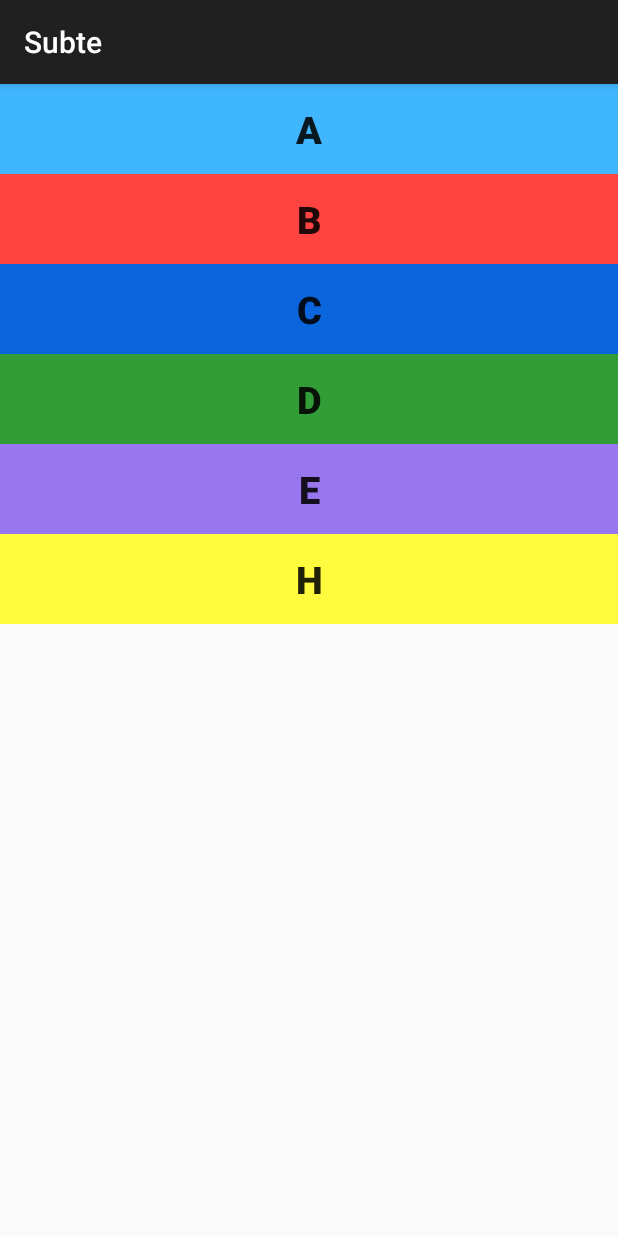
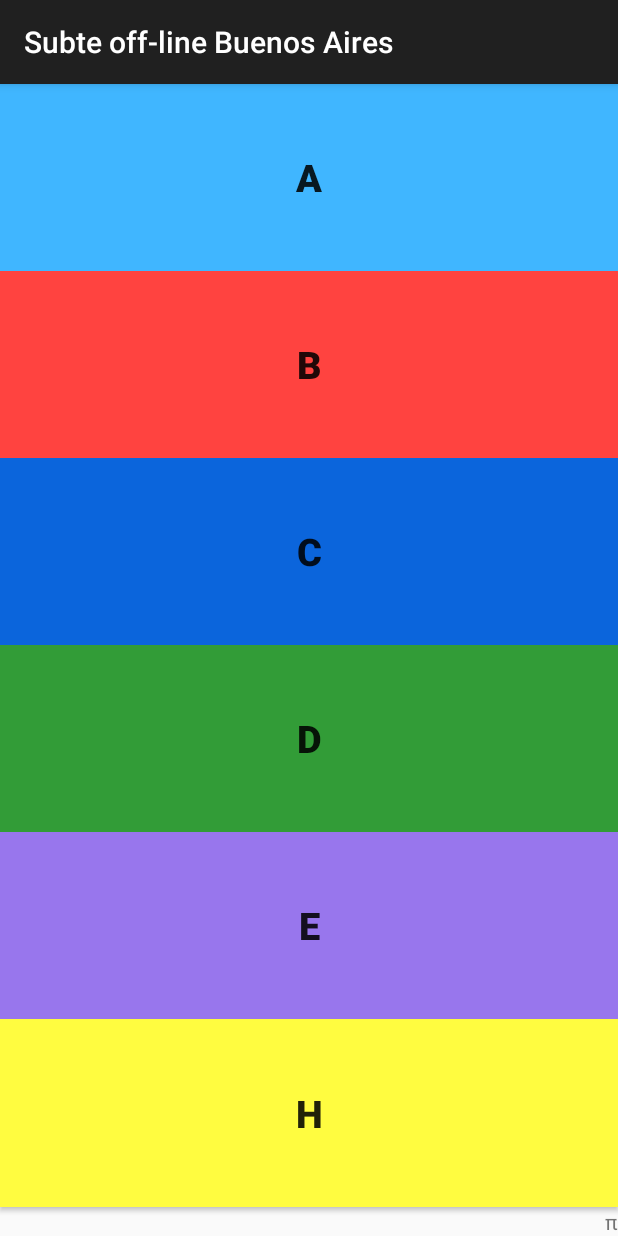
Before and after one commit to cristiansan/Subte, an Android app: the screen it shows after launch (MainActivity), on a phone screen of 412 x 824 dp. Run offline under Robolectric (Android 15) with nearby library versions, the light colour scheme and no system bars.

Commit message:
iconos, contacto, pantalla main botones con mismo peso

```diff
--- a/app/src/main/AndroidManifest.xml
+++ b/app/src/main/AndroidManifest.xml
@@ -40,6 +40,10 @@
 
         </activity>
 
+        <activity android:name=".Contact">
+
+        </activity>
+
     </application>
 
 </manifest>
--- a/app/src/main/java/com/offline/subte/MainActivity.java
+++ b/app/src/main/java/com/offline/subte/MainActivity.java
@@ -50,5 +50,11 @@
         startActivity(intent);
     }
 
+    public void btnContact(View v)
+    {
+        Intent intent = new Intent(getApplicationContext(), Contact.class);
+        startActivity(intent);
+    }
+
 
 }
--- a/app/src/main/res/layout/activity_main.xml
+++ b/app/src/main/res/layout/activity_main.xml
@@ -6,52 +6,14 @@
     tools:context="com.offline.subte.MainActivity"
     android:orientation="vertical">
 
-    <ScrollView
-        android:layout_width="match_parent"
-        android:layout_height="match_parent"
-        android:id="@+id/scrollView" >
 
-        <LinearLayout
-            android:layout_width="match_parent"
-            android:layout_height="match_parent"
-            android:orientation="vertical"
-            >
-
-
-
-
-   <!-- <LinearLayout
-        android:layout_width="match_parent"
-        android:layout_height="match_parent"
-        android:layout_weight="1"
-        android:orientation="vertical"
-        android:gravity="center">
-
-    <TextView
-        android:layout_width="match_parent"
-        android:layout_height="wrap_content"
-        android:text="Selecciona la Línea"
-        android:textSize="30dp"
-        android:textStyle="bold"
-        android:gravity="center"
-        android:paddingBottom="50dp"/>
-
-    </LinearLayout>-->
-
-
-
-
-        <LinearLayout
-            android:layout_width="match_parent"
-            android:layout_height="match_parent"
-            android:orientation="vertical"
-            android:gravity="center">
 
 
     <Button
         android:id="@+id/A"
         android:layout_width="match_parent"
         android:layout_height="60dp"
+        android:layout_weight="1"
         android:text="A"
         android:textSize="25dp"
         android:textStyle="bold"
@@ -62,6 +24,7 @@
         android:id="@+id/B"
         android:layout_width="match_parent"
         android:layout_height="60dp"
+        android:layout_weight="1"
         android:text="B"
         android:textSize="25dp"
         android:textStyle="bold"
@@ -72,6 +35,7 @@
         android:id="@+id/C"
         android:layout_width="match_parent"
         android:layout_height="60dp"
+        android:layout_weight="1"
         android:text="C"
         android:textSize="25dp"
         android:textStyle="bold"
@@ -82,6 +46,7 @@
         android:id="@+id/D"
         android:layout_width="match_parent"
         android:layout_height="60dp"
+        android:layout_weight="1"
         android:text="D"
         android:textSize="25dp"
         android:textStyle="bold"
@@ -92,6 +57,7 @@
         android:id="@+id/E"
         android:layout_width="match_parent"
         android:layout_height="60dp"
+        android:layout_weight="1"
         android:text="E"
         android:textSize="25dp"
         android:textStyle="bold"
@@ -102,15 +68,33 @@
         android:id="@+id/H"
         android:layout_width="match_parent"
         android:layout_height="60dp"
+        android:layout_weight="1"
         android:text="H"
         android:textSize="25dp"
         android:textStyle="bold"
         android:background="@color/colorYellow"
         android:onClick="btnH"/>
 
-            </LinearLayout>
+    <TextView
+        android:id="@+id/Text"
+        android:layout_width="match_parent"
+        android:layout_height="wrap_content"
+        android:gravity="right"
+        android:text="\u03C0"
+        android:onClick="btnContact"/>
 
-            </LinearLayout>
-    </ScrollView>
+
+
+
+
+
+
+
+
+
+
+
+
+
 
 </LinearLayout>
--- a/app/src/main/res/values/strings.xml
+++ b/app/src/main/res/values/strings.xml
@@ -1,3 +1,4 @@
 <resources>
-    <string name="app_name">Subte</string>
+    <string name="app_name">Subte off-line Buenos Aires</string>
+    <string name="contact">Aplicación en progreso\n\nBásicamente te permite ver los nombres de las estaciones, combinaciones y (próximamente) las calles entre cada estación.</string>
 </resources>
```
Also changed, not shown: app/src/main/java/com/offline/subte/Contact.java (added, +16 -0 lines), app/src/main/res/layout/contact.xml (added, +14 -0 lines), app/src/main/ic_launcher-web.png (added), app/src/main/res/mipmap-hdpi/ic_launcher.png, app/src/main/res/mipmap-mdpi/ic_launcher.png, app/src/main/res/mipmap-xhdpi/ic_launcher.png, app/src/main/res/mipmap-xxhdpi/ic_launcher.png, app/src/main/res/mipmap-xxxhdpi/ic_launcher.png.
